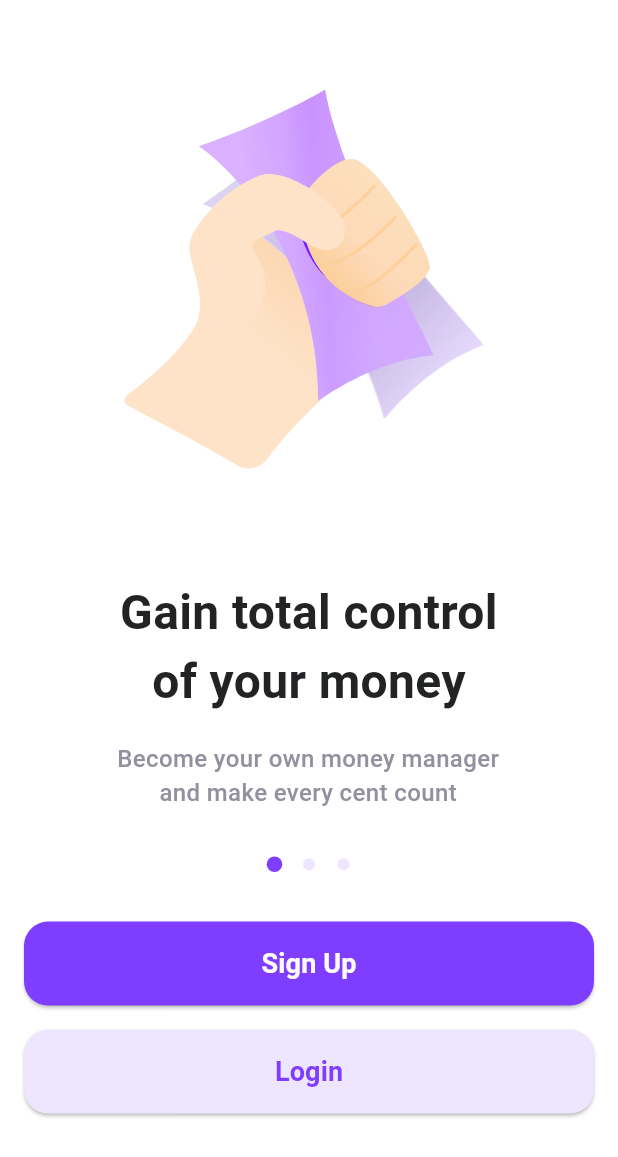
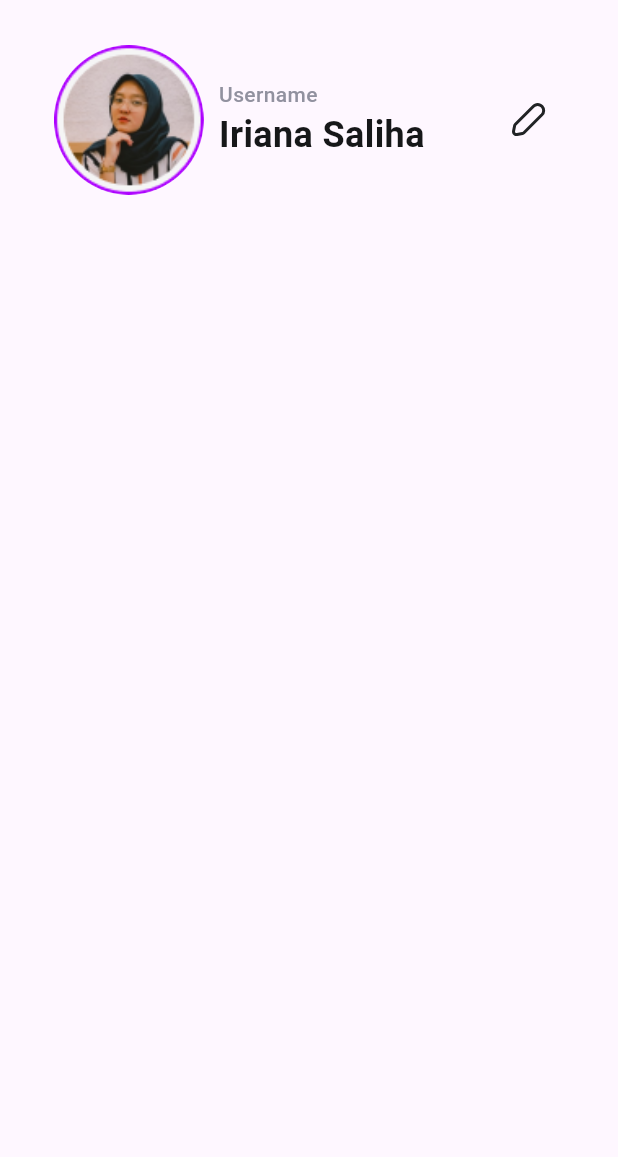
Before and after one commit to onaya7/Montra, a Flutter app: the screen it shows after launch, on a phone screen of 412 x 824 dp. Shown: the top 1157 px of the screen. Run offline on Flutter 3.47's test engine with Material 3 defaults, Android fonts, the phone set to English and light mode, and no system bars; drawn by our look-alikes of smooth_page_indicator; our stand-ins replace flutter_svg.

Commit message:
Update initial route to profile page and add profile page

```diff
--- a/lib/app/routes.dart
+++ b/lib/app/routes.dart
@@ -2,6 +2,7 @@ import 'package:flutter/material.dart';
 import 'package:montra/features/auth/presentation/pages/login_page.dart';
 import 'package:montra/features/auth/presentation/pages/signup_page.dart';
 import 'package:montra/features/onboarding/presentation/pages/onbording_page.dart';
+import 'package:montra/features/profile/presentation/pages/profile_page.dart';
 import 'package:montra/features/splash.page.dart';
 
 class AppRoutes {
@@ -15,6 +16,8 @@ class AppRoutes {
         return MaterialPageRoute(builder: (context) => const SignupPage());
       case '/login':
         return MaterialPageRoute(builder: (context) => const LoginPage());
+      case '/profile':
+        return MaterialPageRoute(builder: (context) => const ProfilePage());
       default:
         return MaterialPageRoute(builder: (context) => const SplashPage());
     }
--- a/lib/core/constants/text_constants.dart
+++ b/lib/core/constants/text_constants.dart
@@ -30,4 +30,12 @@ class TextConstants {
   // login text
   static const String authtext6 = 'Forgot Password?';
   static const String authtext8 = 'Don\'t have an account yet? ';
+
+  // Profile Constants
+  static const String username = 'Username';
+  static const String name = 'Iriana Saliha';
+  static const String account = 'Account';
+  static const String setting = 'Setting';
+  static const String exportdata = 'Export Data';
+  static const String logout = 'Logout';
 }
--- a/lib/features/profile/presentation/pages/profile_page.dart
+++ b/lib/features/profile/presentation/pages/profile_page.dart
@@ -0,0 +1,75 @@
+import 'package:flutter/material.dart';
+import 'package:flutter_svg/svg.dart';
+import 'package:montra/core/constants/color_constants.dart';
+import 'package:montra/core/constants/image_path_constants.dart';
+import 'package:montra/core/constants/text_constants.dart';
+
+class ProfilePage extends StatelessWidget {
+  const ProfilePage({super.key});
+
+  @override
+  Widget build(BuildContext context) {
+    return Scaffold(
+        body: SafeArea(
+            child: Container(
+                padding: const EdgeInsets.only(left: 20, top: 30, right: 20),
+                child: SizedBox(
+                  height: 100,
+                  child: Row(
+                      mainAxisAlignment: MainAxisAlignment.center,
+                      children: <Widget>[
+                        Container(
+                          width: 100,
+                          height: 100,
+                          decoration: const BoxDecoration(
+                            shape: BoxShape.circle,
+                            image: DecorationImage(
+                              image:
+                                  AssetImage(ImagePathConstants.profilePicture),
+                              fit: BoxFit.fill,
+                            ),
+                          ),
+                        ),
+                        const SizedBox(width: 10),
+                        const Column(
+                          crossAxisAlignment: CrossAxisAlignment.start,
+                          mainAxisAlignment: MainAxisAlignment.center,
+                          children: <Widget>[
+                            Text(
+                              TextConstants.username,
+                              style: TextStyle(
+                                color: ColorConstants.lightColor20,
+                                fontSize: 14,
+                                fontWeight: FontWeight.w500,
+                              ),
+                            ),
+                            Text(
+                              TextConstants.name,
+                              style: TextStyle(
+                                color: ColorConstants.darkColor75,
+                                fontSize: 24,
+                                fontWeight: FontWeight.w600,
+                              ),
+                            )
+                          ],
+                        ),
+                        const SizedBox(
+                          width: 45,
+                        ),
+                        IconButton(
+                            icon: SvgPicture.asset(ImagePathConstants.edit,
+                                fit: BoxFit.contain,
+                                height: 32,
+                                width: 32,
+                                colorFilter: const ColorFilter.mode(
+                                    ColorConstants.darkColor50,
+                                    BlendMode.srcIn)),
+                            onPressed: onPressed),
+                      ]),
+                ))));
+  }
+
+  void onPressed() {
+    debugPrint(' button pressed');
+  }
+}
--- a/lib/main.dart
+++ b/lib/main.dart
@@ -33,7 +33,7 @@ class MyApp extends StatelessWidget {
         theme: AppThemes.lightTheme,
         darkTheme: AppThemes.darkTheme,
         onGenerateRoute: AppRoutes.onGenerateRoute,
-        initialRoute: '/onboarding',
+        initialRoute: '/profile',
       ),
     );
   }
```
Also changed, not shown: lib/features/auth/presentation/pages/signup_page.dart (+9 -45 lines), lib/features/auth/presentation/widgets/custom_checkbox.dart (added, +31 -0 lines), lib/features/auth/presentation/widgets/custom_textspan.dart (added, +39 -0 lines), assets/images/svg/edit.svg.
